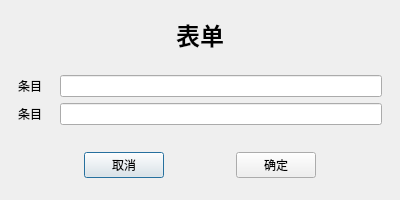
Before: the Qt Designer form ui/form.ui in fanenr/cxx-DB-client, drawn with Qt 5.
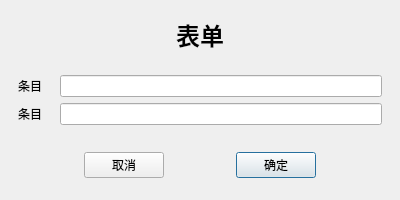
After: the same form once the commit is applied.

The edit to the form file:
```diff
--- a/ui/form.ui
+++ b/ui/form.ui
@@ -82,6 +82,9 @@
        <property name="text">
         <string>取消</string>
        </property>
+       <property name="default">
+        <bool>false</bool>
+       </property>
       </widget>
      </item>
      <item alignment="Qt::AlignmentFlag::AlignVCenter">
@@ -95,6 +98,9 @@
        <property name="text">
         <string>确定</string>
        </property>
+       <property name="default">
+        <bool>true</bool>
+       </property>
       </widget>
      </item>
     </layout>
```
